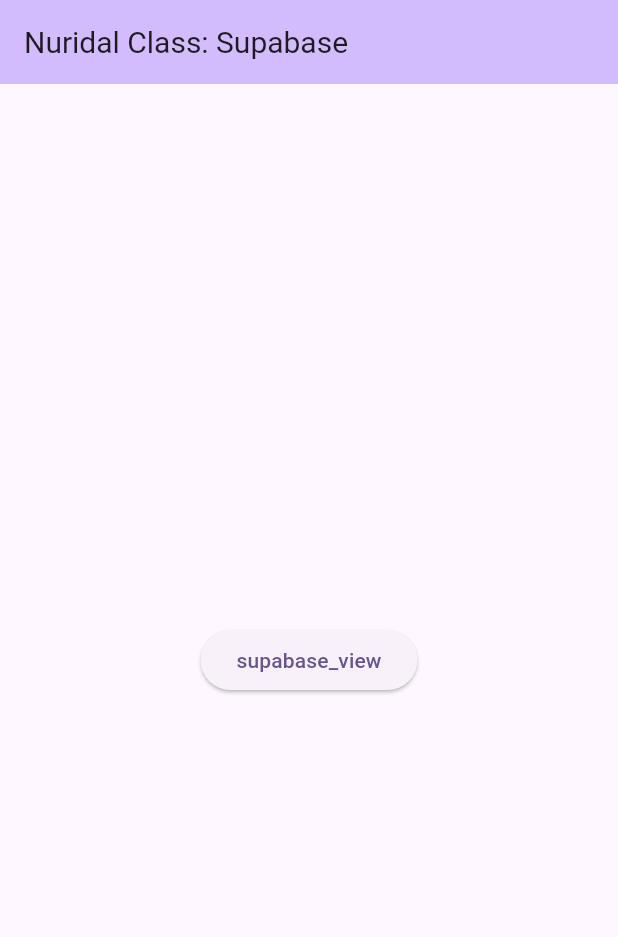
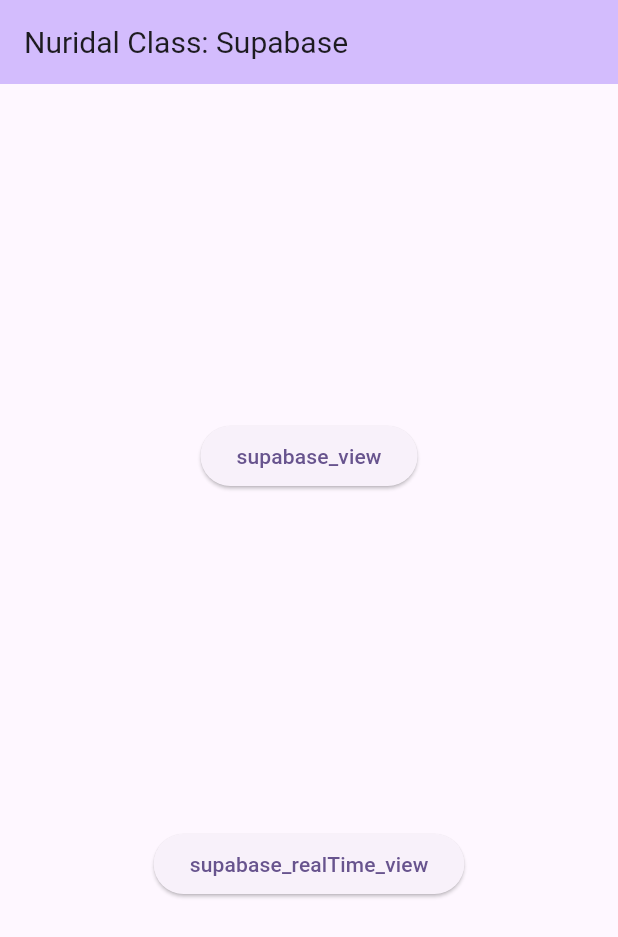
Before and after one commit to Jeoungeunseok/supabase, a Flutter app: the screen it shows after launch, on a phone screen of 412 x 824 dp. Shown: the top 937 px of the screen. Run offline on Flutter 3.47's test engine with Material 3 defaults, Android fonts, the light colour scheme and no system bars; our stand-ins replace flutter_dotenv, supabase_flutter; accounts and stored records are empty.

Commit message:
supabase realtime data read

```diff
--- a/lib/main.dart
+++ b/lib/main.dart
@@ -1,5 +1,6 @@
 import 'package:flutter/material.dart';
 import 'package:flutter_dotenv/flutter_dotenv.dart';
+import 'package:supabase_connect/view/supabase_realTime_view.dart';
 import 'package:supabase_connect/view/supabase_view.dart';
 import 'package:supabase_flutter/supabase_flutter.dart';
 
@@ -27,7 +28,8 @@
       initialRoute: '/',
       routes: {
         '/': (context) => const HomeState(),
-        '/supabase_view': (context) => const SupabaseViewState(),
+        '/supabase_view': (context) => const SupabaseView(),
+        '/supabase_realTime_view': (context) => SupabaseRealtimeView(),
       },
     );
   }
@@ -58,6 +60,12 @@
                 },
                 child: const Text('supabase_view'),
               ),
+              ElevatedButton(
+                onPressed: () {
+                  Navigator.pushNamed(context, '/supabase_realTime_view');
+                },
+                child: const Text('supabase_realTime_view'),
+              ),
             ])));
   }
 }
```
Also changed, not shown: lib/view/supabase_realTime_view.dart (added, +57 -0 lines), lib/view/supabase_view.dart (+4 -4 lines).
